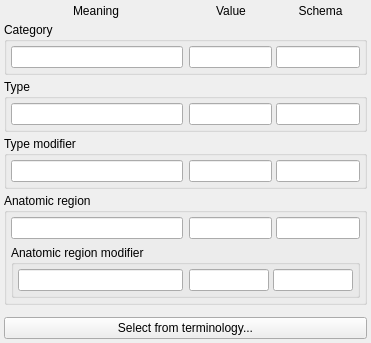
This is Modules/Loadable/Colors/Widgets/Resources/UI/qSlicerTerminologyEditorWidget.ui in cpinter/Slicer as Qt 5 draws it before an edit. The edited form follows.
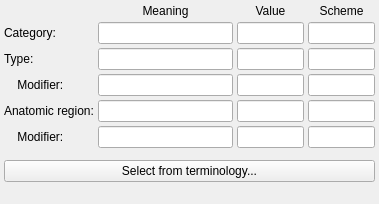
This is the edited form. Custom widgets are drawn as their Qt base class.

Commit message:
ENH: Simplify terminology editor widget layout
Instead of collapsible groups use simple grid layout with all fields always visible.

Re #6975, #7593

```diff
--- a/Modules/Loadable/Colors/Widgets/Resources/UI/qSlicerTerminologyEditorWidget.ui
+++ b/Modules/Loadable/Colors/Widgets/Resources/UI/qSlicerTerminologyEditorWidget.ui
@@ -6,8 +6,8 @@
    <rect>
     <x>0</x>
     <y>0</y>
-    <width>371</width>
-    <height>210</height>
+    <width>379</width>
+    <height>204</height>
    </rect>
   </property>
   <property name="windowTitle">
@@ -29,400 +29,126 @@
    <property name="spacing">
     <number>4</number>
    </property>
-   <item row="3" column="0">
-    <widget class="ctkCollapsibleGroupBox" name="typeModifierCollapsibleGroupBox">
-     <property name="title">
-      <string>Type modifier</string>
-     </property>
-     <property name="collapsed">
-      <bool>true</bool>
-     </property>
-     <layout class="QHBoxLayout" name="horizontalLayout_5">
-      <property name="leftMargin">
-       <number>4</number>
-      </property>
-      <property name="topMargin">
-       <number>4</number>
-      </property>
-      <property name="rightMargin">
-       <number>4</number>
-      </property>
-      <property name="bottomMargin">
-       <number>4</number>
-      </property>
-      <item>
-       <widget class="QLineEdit" name="typeModifierCodeMeaningLineEdit">
-        <property name="sizePolicy">
-         <sizepolicy hsizetype="Expanding" vsizetype="Fixed">
-          <horstretch>1</horstretch>
-          <verstretch>0</verstretch>
-         </sizepolicy>
-        </property>
-       </widget>
-      </item>
-      <item>
-       <widget class="QFrame" name="categoryDetailsFrame_3">
-        <property name="sizePolicy">
-         <sizepolicy hsizetype="Preferred" vsizetype="Preferred">
-          <horstretch>1</horstretch>
-          <verstretch>0</verstretch>
-         </sizepolicy>
-        </property>
-        <property name="frameShape">
-         <enum>QFrame::NoFrame</enum>
-        </property>
-        <property name="frameShadow">
-         <enum>QFrame::Raised</enum>
-        </property>
-        <layout class="QHBoxLayout" name="horizontalLayout_7">
-         <property name="spacing">
-          <number>4</number>
-         </property>
-         <property name="leftMargin">
-          <number>0</number>
-         </property>
-         <property name="topMargin">
-          <number>0</number>
-         </property>
-         <property name="rightMargin">
-          <number>0</number>
-         </property>
-         <property name="bottomMargin">
-          <number>0</number>
-         </property>
-         <item>
-          <widget class="QLineEdit" name="typeModifierCodeValueLineEdit"/>
-         </item>
-         <item>
-          <widget class="QLineEdit" name="typeModifierCSDLineEdit"/>
-         </item>
-        </layout>
-       </widget>
-      </item>
-     </layout>
-    </widget>
-   </item>
-   <item row="6" column="0">
+   <item row="2" column="0">
     <widget class="QPushButton" name="selectFromTerminologyButton">
      <property name="text">
       <string>Select from terminology...</string>
      </property>
     </widget>
    </item>
-   <item row="2" column="0">
-    <widget class="QGroupBox" name="typeGroupBox">
-     <property name="title">
-      <string>Type</string>
-     </property>
-     <layout class="QHBoxLayout" name="horizontalLayout_15">
-      <property name="leftMargin">
-       <number>4</number>
-      </property>
-      <property name="topMargin">
-       <number>4</number>
-      </property>
-      <property name="rightMargin">
-       <number>4</number>
-      </property>
-      <property name="bottomMargin">
-       <number>4</number>
-      </property>
-      <item>
-       <widget class="QLineEdit" name="typeCodeMeaningLineEdit">
-        <property name="sizePolicy">
-         <sizepolicy hsizetype="Expanding" vsizetype="Fixed">
-          <horstretch>1</horstretch>
-          <verstretch>0</verstretch>
-         </sizepolicy>
-        </property>
-       </widget>
-      </item>
-      <item>
-       <widget class="QFrame" name="categoryDetailsFrame_2">
-        <property name="sizePolicy">
-         <sizepolicy hsizetype="Preferred" vsizetype="Preferred">
-          <horstretch>1</horstretch>
-          <verstretch>0</verstretch>
-         </sizepolicy>
-        </property>
-        <property name="frameShape">
-         <enum>QFrame::NoFrame</enum>
-        </property>
-        <property name="frameShadow">
-         <enum>QFrame::Raised</enum>
-        </property>
-        <layout class="QHBoxLayout" name="horizontalLayout_4">
-         <property name="spacing">
-          <number>4</number>
-         </property>
-         <property name="leftMargin">
-          <number>0</number>
-         </property>
-         <property name="topMargin">
-          <number>0</number>
-         </property>
-         <property name="rightMargin">
-          <number>0</number>
-         </property>
-         <property name="bottomMargin">
-          <number>0</number>
-         </property>
-         <item>
-          <widget class="QLineEdit" name="typeCodeValueLineEdit"/>
-         </item>
-         <item>
-          <widget class="QLineEdit" name="typeCSDLineEdit"/>
-         </item>
-        </layout>
-       </widget>
-      </item>
-     </layout>
-    </widget>
-   </item>
-   <item row="5" column="0">
-    <spacer name="verticalSpacer">
-     <property name="orientation">
-      <enum>Qt::Vertical</enum>
-     </property>
-     <property name="sizeType">
-      <enum>QSizePolicy::Fixed</enum>
-     </property>
-     <property name="sizeHint" stdset="0">
-      <size>
-       <width>20</width>
-       <height>8</height>
-      </size>
-     </property>
-    </spacer>
-   </item>
-   <item row="4" column="0">
-    <widget class="ctkCollapsibleGroupBox" name="anatomicRegionCollapsibleGroupBox">
-     <property name="title">
-      <string>Anatomic region</string>
-     </property>
-     <property name="collapsed">
-      <bool>true</bool>
-     </property>
-     <layout class="QGridLayout" name="gridLayout_2">
-      <property name="leftMargin">
-       <number>4</number>
-      </property>
-      <property name="topMargin">
-       <number>4</number>
-      </property>
-      <property name="rightMargin">
-       <number>4</number>
-      </property>
-      <property name="bottomMargin">
-       <number>4</number>
-      </property>
-      <item row="1" column="0" colspan="2">
-       <widget class="ctkCollapsibleGroupBox" name="anatomicRegionModifierCollapsibleGroupBox">
-        <property name="title">
-         <string>Anatomic region modifier</string>
-        </property>
-        <property name="collapsed">
-         <bool>true</bool>
-        </property>
-        <layout class="QHBoxLayout" name="horizontalLayout_13">
-         <property name="leftMargin">
-          <number>4</number>
-         </property>
-         <property name="topMargin">
-          <number>4</number>
-         </property>
-         <property name="rightMargin">
-          <number>4</number>
-         </property>
-         <property name="bottomMargin">
-          <number>4</number>
-         </property>
-         <item>
-          <widget class="QLineEdit" name="anatomicRegionModifierCodeMeaningLineEdit">
-           <property name="sizePolicy">
-            <sizepolicy hsizetype="Expanding" vsizetype="Fixed">
-             <horstretch>1</horstretch>
-             <verstretch>0</verstretch>
-            </sizepolicy>
-           </property>
-          </widget>
-         </item>
-         <item>
-          <widget class="QFrame" name="categoryDetailsFrame_5">
-           <property name="sizePolicy">
-            <sizepolicy hsizetype="Preferred" vsizetype="Preferred">
-             <horstretch>1</horstretch>
-             <verstretch>0</verstretch>
-            </sizepolicy>
-           </property>
-           <property name="frameShape">
-            <enum>QFrame::NoFrame</enum>
-           </property>
-           <property name="frameShadow">
-            <enum>QFrame::Raised</enum>
-           </property>
-           <layout class="QHBoxLayout" name="horizontalLayout_12">
-            <property name="spacing">
-             <number>4</number>
-            </property>
-            <property name="leftMargin">
-             <number>0</number>
-            </property>
-            <property name="topMargin">
-             <number>0</number>
-            </property>
-            <property name="rightMargin">
-             <number>0</number>
-            </property>
-            <property name="bottomMargin">
-             <number>0</number>
-            </property>
-            <item>
-             <widget class="QLineEdit" name="anatomicRegionModifierCodeValueLineEdit"/>
-            </item>
-            <item>
-             <widget class="QLineEdit" name="anatomicRegionModifierCSDLineEdit"/>
-            </item>
-           </layout>
-          </widget>
-         </item>
-        </layout>
-       </widget>
-      </item>
-      <item row="0" column="0">
-       <widget class="QLineEdit" name="anatomicRegionCodeMeaningLineEdit">
-        <property name="sizePolicy">
-         <sizepolicy hsizetype="Expanding" vsizetype="Fixed">
-          <horstretch>1</horstretch>
-          <verstretch>0</verstretch>
-         </sizepolicy>
-        </property>
-       </widget>
-      </item>
-      <item row="0" column="1">
-       <widget class="QFrame" name="categoryDetailsFrame_4">
-        <property name="sizePolicy">
-         <sizepolicy hsizetype="Preferred" vsizetype="Preferred">
-          <horstretch>1</horstretch>
-          <verstretch>0</verstretch>
-         </sizepolicy>
-        </property>
-        <property name="frameShape">
-         <enum>QFrame::NoFrame</enum>
-        </property>
-        <property name="frameShadow">
-         <enum>QFrame::Raised</enum>
-        </property>
-        <layout class="QHBoxLayout" name="horizontalLayout_10">
-         <property name="spacing">
-          <number>4</number>
-         </property>
-         <property name="leftMargin">
-          <number>0</number>
-         </property>
-         <property name="topMargin">
-          <number>0</number>
-         </property>
-         <property name="rightMargin">
-          <number>0</number>
-         </property>
-         <property name="bottomMargin">
-          <number>0</number>
-         </property>
-         <item>
-          <widget class="QLineEdit" name="anatomicRegionCodeValueLineEdit"/>
-         </item>
-         <item>
-          <widget class="QLineEdit" name="anatomicRegionCSDLineEdit"/>
-         </item>
-        </layout>
-       </widget>
-      </item>
-     </layout>
-    </widget>
-   </item>
-   <item row="1" column="0">
-    <widget class="QGroupBox" name="categoryGroupBox">
-     <property name="title">
-      <string>Category</string>
-     </property>
-     <layout class="QHBoxLayout" name="horizontalLayout_6">
-      <property name="leftMargin">
-       <number>4</number>
-      </property>
-      <property name="topMargin">
-       <number>4</number>
-      </property>
-      <property name="rightMargin">
-       <number>4</number>
-      </property>
-      <property name="bottomMargin">
-       <number>4</number>
-      </property>
-      <item>
-       <widget class="QLineEdit" name="categoryCodeMeaningLineEdit">
-        <property name="sizePolicy">
-         <sizepolicy hsizetype="Expanding" vsizetype="Fixed">
-          <horstretch>1</horstretch>
-          <verstretch>0</verstretch>
-         </sizepolicy>
-        </property>
-       </widget>
-      </item>
-      <item>
-       <widget class="QFrame" name="categoryDetailsFrame">
-        <property name="sizePolicy">
-         <sizepolicy hsizetype="Preferred" vsizetype="Preferred">
-          <horstretch>1</horstretch>
-          <verstretch>0</verstretch>
-         </sizepolicy>
-        </property>
-        <property name="frameShape">
-         <enum>QFrame::NoFrame</enum>
-        </property>
-        <property name="frameShadow">
-         <enum>QFrame::Raised</enum>
-        </property>
-        <layout class="QHBoxLayout" name="horizontalLayout_2">
-         <property name="spacing">
-          <number>4</number>
-         </property>
-         <property name="leftMargin">
-          <number>0</number>
-         </property>
-         <property name="topMargin">
-          <number>0</number>
-         </property>
-         <property name="rightMargin">
-          <number>0</number>
-         </property>
-         <property name="bottomMargin">
-          <number>0</number>
-         </property>
-         <item>
-          <widget class="QLineEdit" name="categoryCodeValueLineEdit"/>
-         </item>
-         <item>
-          <widget class="QLineEdit" name="categoryCSDLineEdit"/>
-         </item>
-        </layout>
-       </widget>
-      </item>
-     </layout>
-    </widget>
-   </item>
    <item row="0" column="0">
-    <layout class="QHBoxLayout" name="horizontalLayout">
-     <property name="leftMargin">
-      <number>4</number>
-     </property>
-     <property name="topMargin">
-      <number>0</number>
-     </property>
-     <property name="rightMargin">
-      <number>4</number>
-     </property>
-     <item>
+    <layout class="QGridLayout" name="gridLayout_2">
+     <item row="0" column="2">
+      <widget class="QLabel" name="label_3">
+       <property name="text">
+        <string>Value</string>
+       </property>
+       <property name="alignment">
+        <set>Qt::AlignCenter</set>
+       </property>
+      </widget>
+     </item>
+     <item row="0" column="3">
+      <widget class="QLabel" name="label_2">
+       <property name="text">
+        <string>Scheme</string>
+       </property>
+       <property name="alignment">
+        <set>Qt::AlignCenter</set>
+       </property>
+      </widget>
+     </item>
+     <item row="4" column="0">
+      <widget class="QLabel" name="label_7">
+       <property name="text">
+        <string>Anatomic region:</string>
+       </property>
+      </widget>
+     </item>
+     <item row="3" column="1">
+      <widget class="QLineEdit" name="typeModifierCodeMeaningLineEdit">
+       <property name="sizePolicy">
+        <sizepolicy hsizetype="Expanding" vsizetype="Fixed">
+         <horstretch>1</horstretch>
+         <verstretch>0</verstretch>
+        </sizepolicy>
+       </property>
+      </widget>
+     </item>
+     <item row="3" column="3">
+      <widget class="QLineEdit" name="typeModifierCSDLineEdit"/>
+     </item>
+     <item row="1" column="1">
+      <widget class="QLineEdit" name="categoryCodeMeaningLineEdit">
+       <property name="sizePolicy">
+        <sizepolicy hsizetype="Expanding" vsizetype="Fixed">
+         <horstretch>2</horstretch>
+         <verstretch>0</verstretch>
+        </sizepolicy>
+       </property>
+      </widget>
+     </item>
+     <item row="3" column="0">
+      <widget class="QLabel" name="label_6">
+       <property name="text">
+        <string>    Modifier:</string>
+       </property>
+      </widget>
+     </item>
+     <item row="1" column="0">
+      <widget class="QLabel" name="label_4">
+       <property name="text">
+        <string>Category:</string>
+       </property>
+      </widget>
+     </item>
+     <item row="1" column="3">
+      <widget class="QLineEdit" name="categoryCSDLineEdit">
+       <property name="sizePolicy">
+        <sizepolicy hsizetype="Expanding" vsizetype="Fixed">
+         <horstretch>1</horstretch>
+         <verstretch>0</verstretch>
+        </sizepolicy>
+       </property>
+      </widget>
+     </item>
+     <item row="2" column="0">
+      <widget class="QLabel" name="label_5">
+       <property name="text">
+        <string>Type:</string>
+       </property>
+      </widget>
+     </item>
+     <item row="2" column="3">
+      <widget class="QLineEdit" name="typeCSDLineEdit"/>
+     </item>
+     <item row="1" column="2">
+      <widget class="QLineEdit" name="categoryCodeValueLineEdit">
+       <property name="sizePolicy">
+        <sizepolicy hsizetype="Expanding" vsizetype="Fixed">
+         <horstretch>1</horstretch>
+         <verstretch>0</verstretch>
+        </sizepolicy>
+       </property>
+      </widget>
+     </item>
+     <item row="2" column="1">
+      <widget class="QLineEdit" name="typeCodeMeaningLineEdit">
+       <property name="sizePolicy">
+        <sizepolicy hsizetype="Expanding" vsizetype="Fixed">
+         <horstretch>1</horstretch>
+         <verstretch>0</verstretch>
+        </sizepolicy>
+       </property>
+      </widget>
+     </item>
+     <item row="2" column="2">
+      <widget class="QLineEdit" name="typeCodeValueLineEdit"/>
+     </item>
+     <item row="3" column="2">
+      <widget class="QLineEdit" name="typeModifierCodeValueLineEdit"/>
+     </item>
+     <item row="0" column="1">
       <widget class="QLabel" name="label">
        <property name="sizePolicy">
         <sizepolicy hsizetype="Preferred" vsizetype="Preferred">
@@ -438,71 +164,78 @@
        </property>
       </widget>
      </item>
-     <item>
-      <widget class="QFrame" name="titlesFrame">
+     <item row="5" column="0">
+      <widget class="QLabel" name="label_8">
+       <property name="text">
+        <string>    Modifier:</string>
+       </property>
+      </widget>
+     </item>
+     <item row="5" column="1">
+      <widget class="QLineEdit" name="anatomicRegionModifierCodeMeaningLineEdit">
        <property name="sizePolicy">
-        <sizepolicy hsizetype="Preferred" vsizetype="Preferred">
+        <sizepolicy hsizetype="Expanding" vsizetype="Fixed">
          <horstretch>1</horstretch>
          <verstretch>0</verstretch>
         </sizepolicy>
        </property>
-       <property name="frameShape">
-        <enum>QFrame::NoFrame</enum>
+      </widget>
+     </item>
+     <item row="5" column="2">
+      <widget class="QLineEdit" name="anatomicRegionModifierCodeValueLineEdit"/>
+     </item>
+     <item row="5" column="3">
+      <widget class="QLineEdit" name="anatomicRegionModifierCSDLineEdit"/>
+     </item>
+     <item row="4" column="2">
+      <widget class="QLineEdit" name="anatomicRegionCodeValueLineEdit"/>
+     </item>
+     <item row="4" column="3">
+      <widget class="QLineEdit" name="anatomicRegionCSDLineEdit"/>
+     </item>
+     <item row="4" column="1">
+      <widget class="QLineEdit" name="anatomicRegionCodeMeaningLineEdit">
+       <property name="sizePolicy">
+        <sizepolicy hsizetype="Expanding" vsizetype="Fixed">
+         <horstretch>1</horstretch>
+         <verstretch>0</verstretch>
+        </sizepolicy>
        </property>
-       <property name="frameShadow">
-        <enum>QFrame::Raised</enum>
-       </property>
-       <layout class="QHBoxLayout" name="horizontalLayout_8">
-        <property name="spacing">
-         <number>4</number>
-        </property>
-        <property name="leftMargin">
-         <number>0</number>
-        </property>
-        <property name="topMargin">
-         <number>0</number>
-        </property>
-        <property name="rightMargin">
-         <number>0</number>
-        </property>
-        <property name="bottomMargin">
-         <number>0</number>
-        </property>
-        <item>
-         <widget class="QLabel" name="label_3">
-          <property name="text">
-           <string>Value</string>
-          </property>
-          <property name="alignment">
-           <set>Qt::AlignCenter</set>
-          </property>
-         </widget>
-        </item>
-        <item>
-         <widget class="QLabel" name="label_2">
-          <property name="text">
-           <string>Schema</string>
-          </property>
-          <property name="alignment">
-           <set>Qt::AlignCenter</set>
-          </property>
-         </widget>
-        </item>
-       </layout>
       </widget>
      </item>
     </layout>
    </item>
+   <item row="1" column="0">
+    <spacer name="verticalSpacer">
+     <property name="orientation">
+      <enum>Qt::Vertical</enum>
+     </property>
+     <property name="sizeType">
+      <enum>QSizePolicy::Fixed</enum>
+     </property>
+     <property name="sizeHint" stdset="0">
+      <size>
+       <width>20</width>
+       <height>8</height>
+      </size>
+     </property>
+    </spacer>
+   </item>
+   <item row="3" column="0">
+    <spacer name="verticalSpacer_2">
+     <property name="orientation">
+      <enum>Qt::Vertical</enum>
+     </property>
+     <property name="sizeHint" stdset="0">
+      <size>
+       <width>20</width>
+       <height>12</height>
+      </size>
+     </property>
+    </spacer>
+   </item>
   </layout>
  </widget>
- <customwidgets>
-  <customwidget>
-   <class>ctkCollapsibleGroupBox</class>
-   <extends>QGroupBox</extends>
-   <header>ctkCollapsibleGroupBox.h</header>
-   <container>1</container>
-  </customwidget>
- </customwidgets>
  <resources/>
  <connections/>
 </ui>
```
